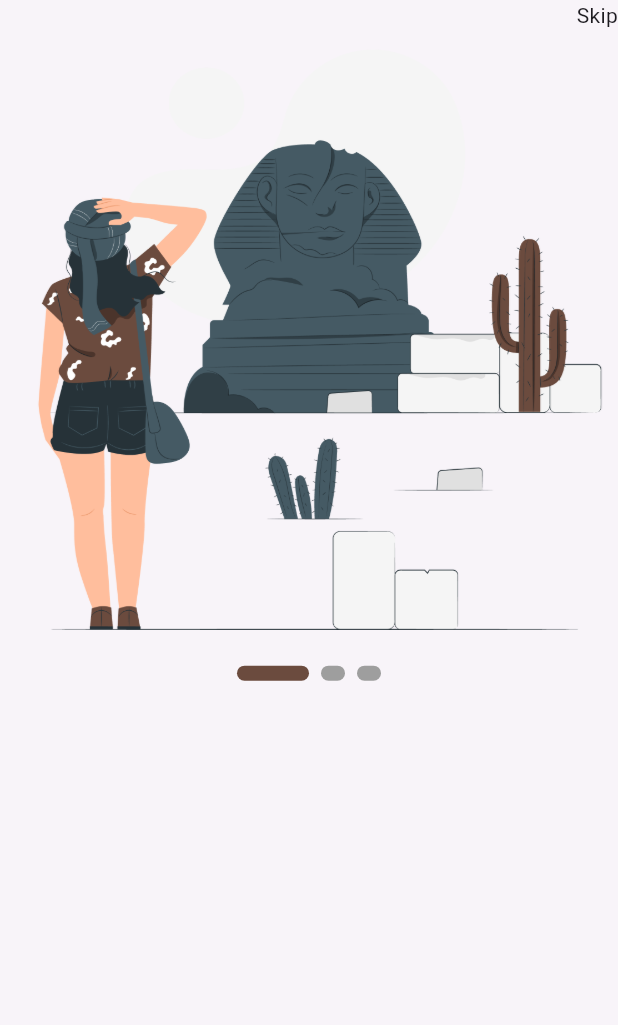
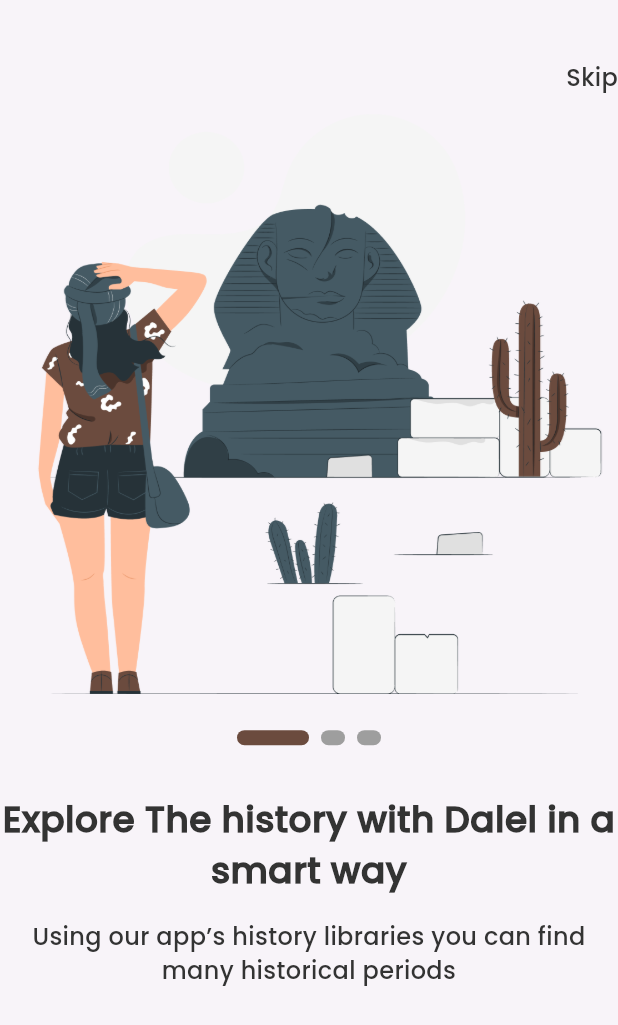
Before and after one commit to Kmpcy/dalel, a Flutter app: the screen it shows after launch, on a phone screen of 412 x 824 dp. Shown: the top 1025 px of the screen. Run offline on Flutter 3.47's test engine with Material 3 defaults, Android fonts, the phone set to English and light mode, and no system bars; drawn by our look-alikes of smooth_page_indicator; our stand-ins replace go_router.

Commit message:
add titles onBoarding

```diff
--- a/lib/Features/OnBoarding/presentation/views/on_boarding_view.dart
+++ b/lib/Features/OnBoarding/presentation/views/on_boarding_view.dart
@@ -1,5 +1,6 @@
 import 'package:dalel/Features/OnBoarding/presentation/widgets/on_boarding_body.dart';
 import 'package:dalel/core/utlis/app_strings.dart';
+import 'package:dalel/core/utlis/app_text_styles.dart';
 import 'package:flutter/material.dart';
 
 class OnBoardingView extends StatelessWidget {
@@ -11,7 +12,16 @@ class OnBoardingView extends StatelessWidget {
       child: Scaffold(
         body: Column(
           children: [
-            Align(alignment: Alignment.topRight, child: Text(AppStrings.skip)),
+            SizedBox(height: 40),
+            Align(
+              alignment: Alignment.topRight,
+              child: Text(
+                AppStrings.skip,
+                style: AppStyles.poppins300style16.copyWith(
+                  fontWeight: FontWeight.w400,
+                ),
+              ),
+            ),
             OnBoardingBody(),
           ],
         ),
--- a/lib/Features/OnBoarding/presentation/widgets/on_boarding_body.dart
+++ b/lib/Features/OnBoarding/presentation/widgets/on_boarding_body.dart
@@ -1,4 +1,5 @@
 import 'package:dalel/Features/OnBoarding/presentation/widgets/custom_page_indicator.dart';
+import 'package:dalel/core/utlis/app_text_styles.dart';
 import 'package:flutter/material.dart';
 
 class OnBoardingBody extends StatelessWidget {
@@ -17,6 +18,18 @@ class OnBoardingBody extends StatelessWidget {
               Image.asset('assets/images/onBoarding1.png', fit: BoxFit.contain),
               SizedBox(height: 24),
               CustomPageIndicator(controller: controller),
+              SizedBox(height: 32),
+            Text(
+              "Explore The history with Dalel in a smart way",
+              style: AppStyles.poppins500style24,
+              textAlign: TextAlign.center,
+            ),
+            SizedBox(height: 16),
+            Text(
+              "Using our app’s history libraries you can find many historical periods ",
+              style: AppStyles.poppins300style16,
+              textAlign: TextAlign.center,
+            ),
             ],
           );
         },
--- a/lib/core/utlis/app_text_styles.dart
+++ b/lib/core/utlis/app_text_styles.dart
@@ -1,25 +1,26 @@
-
 import 'package:dalel/core/utlis/app_colors.dart';
 import 'package:flutter/material.dart';
 
-abstract   class AppStyles{
-
-static final  pacifico400style64 = TextStyle(
+abstract class AppStyles {
+  static final pacifico400style64 = TextStyle(
     fontFamily: 'Pacifico',
     fontSize: 64,
     fontWeight: FontWeight.w400,
-    color:AppColors.deepBrown,
+    color: AppColors.deepBrown,
   );
 
-
-static final  pacifico400style6 = TextStyle(
-    fontFamily: 'Pacifico',
-    fontSize: 64,
-    fontWeight: FontWeight.w400,
-    color:AppColors.deepBrown,
+  static final poppins500style24 = TextStyle(
+    fontFamily: 'Poppins',
+    fontSize: 24,
+    fontWeight: FontWeight.bold,
+    color: AppColors.black,
   );
 
+  static final poppins300style16 = TextStyle(
+    fontFamily: 'Poppins',
+    fontSize: 16,
 
-
-
+    fontWeight: FontWeight.w100,
+    color: AppColors.black,
+  );
 }
```
Also changed, not shown: pubspec.yaml (+4 -5 lines), assets/fonts/Poppins-Medium.ttf (added), lib/core/widgets/custom_btn.dart (added).
